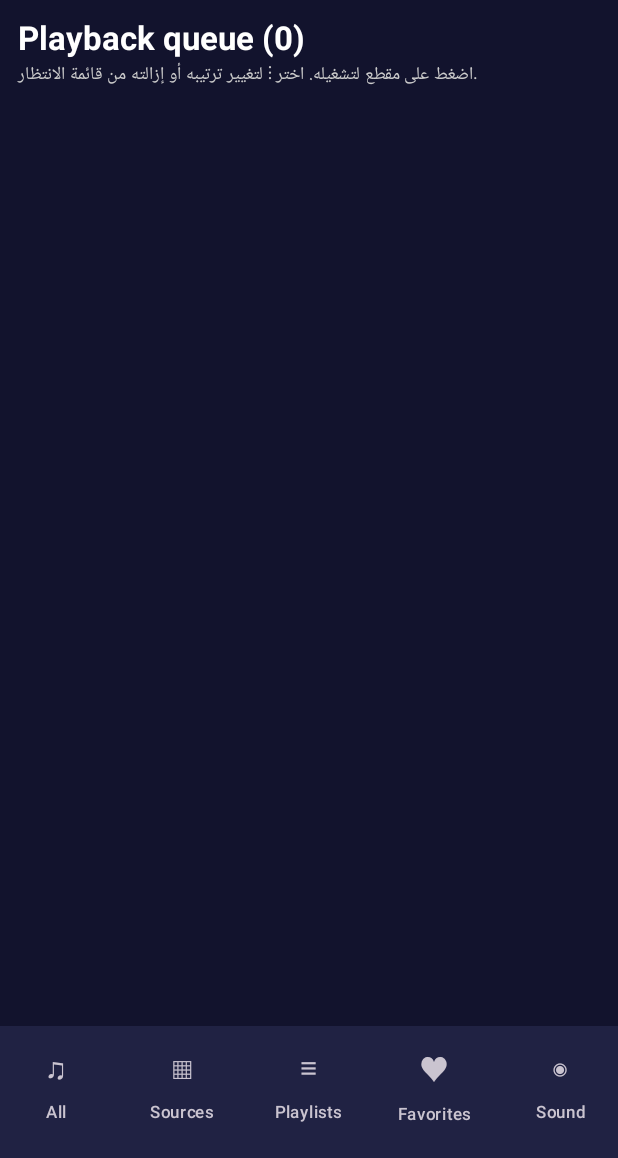
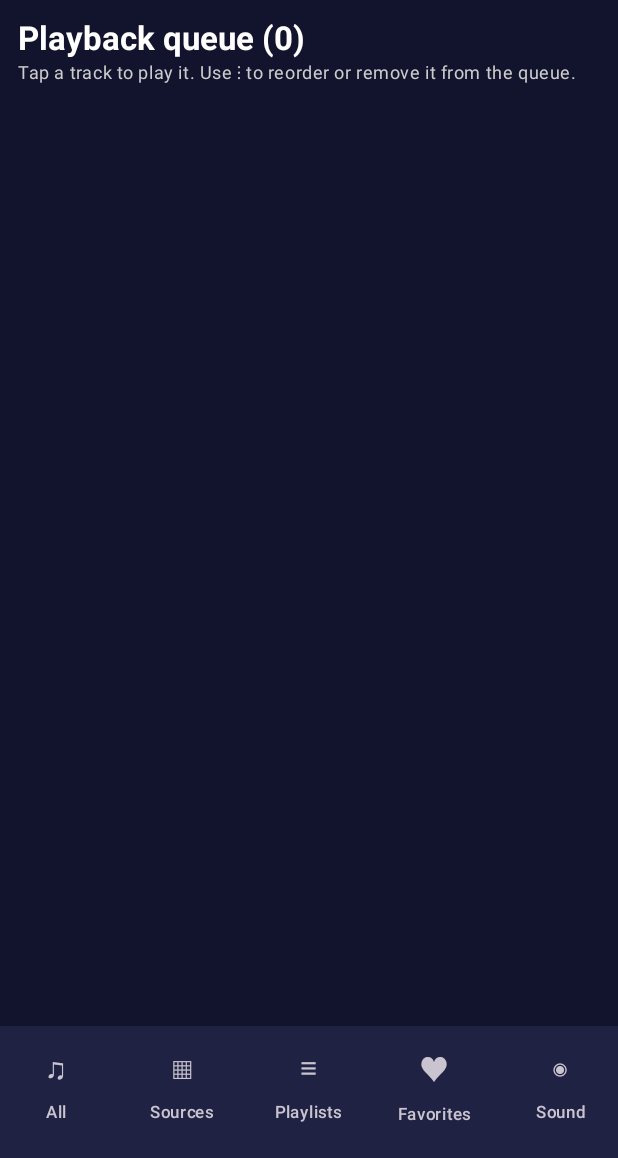
Before and after one commit to Abdealmalk007/ProTechMusic, an Android app built with Jetpack Compose: the screen it shows after launch (MainActivity), after a tap on "EN", on a phone screen of 412 x 824 dp, the part 78-1236 px from its top. Run offline under Robolectric (Android 15) with nearby library versions, the phone set to English and light mode, and no system bars; 3 other taps on this screen came first.

Commit message:
fix: batch queue identity, library grouping and bulk selection improvements

```diff
--- a/app/src/main/java/digital/alghad/protechmusic/MainActivity.kt
+++ b/app/src/main/java/digital/alghad/protechmusic/MainActivity.kt
@@ -407,13 +407,16 @@ private fun MusicApp(
     val sourceOrder=listOf("WhatsApp","Downloads","Recordings","Telegram","Bluetooth","Music","Podcasts","Audiobooks","System sounds","Imported","Other")
     val sources=remember(songs){songs.groupBy{it.source}}
     val sourceLabels=remember(sources){sourceOrder+(sources.keys-sourceOrder.toSet()).sorted()}
-    val folders=remember(songs){songs.map{it.folder}.filter{it.isNotBlank()}.distinct().sorted()}
-    val artists=remember(songs){songs.map{it.artist.ifBlank{"غير معروف"}}.distinct().sorted()}
-    val albums=remember(songs){songs.map{it.album.ifBlank{"غير معروف"}}.distinct().sorted()}
+    val folderCounts=remember(songs){songs.groupingBy{it.folder}.eachCount()}
+    val artistCounts=remember(songs){songs.groupingBy{it.artist.ifBlank{"غير معروف"}}.eachCount()}
+    val albumCounts=remember(songs){songs.groupingBy{it.album.ifBlank{"غير معروف"}}.eachCount()}
+    val folders=remember(folderCounts){folderCounts.keys.filter{it.isNotBlank()}.sorted()}
+    val artists=remember(artistCounts){artistCounts.keys.sorted()}
+    val albums=remember(albumCounts){albumCounts.keys.sorted()}
     val byUri=remember(songs){songs.associateBy{it.uri}}
     val queueRevision=MusicRuntime.queueRevision
     val queuedTracks=remember(service,queueRevision){service?.queueSnapshot().orEmpty()}
-    val queueCurrentIndex=service?.queueCurrentIndex() ?: -1
+    val queueCurrentIndex=if(service!=null) MusicRuntime.currentQueueIndex else -1
     val filtered=remember(songs,tab,smartFilter,playStats,source,folder,artist,album,playlistUris,favorites,search,searchSort) {
         val base= when(tab) {
             "source" -> songs.filter{it.source==source}
@@ -711,8 +714,7 @@ private fun MusicApp(
                     style=MaterialTheme.typography.titleLarge,fontWeight=FontWeight.Bold)
                 LazyColumn{
                     items(names){name->
-                        val count=if(isArtist)songs.count{it.artist.ifBlank{"غير معروف"}==name}
-                            else songs.count{it.album.ifBlank{"غير معروف"}==name}
+                        val count=(if(isArtist)artistCounts[name] else albumCounts[name]) ?: 0
                         ListItem(
                             headlineContent={Text(name,fontWeight=FontWeight.SemiBold)},
                             supportingContent={Text(UiLanguage.text("$count مقطع"))},
@@ -730,7 +732,7 @@ private fun MusicApp(
                 LazyColumn {
                     items(folders){name->
                         ListItem(headlineContent={Text(name)},supportingContent={
-                            Text(UiLanguage.text("${songs.count{it.folder==name}} مقطع"))
+                            Text(UiLanguage.text("${folderCounts[name] ?: 0} مقطع"))
                         },leadingContent={Text("▣",color=aqua)},
                         modifier=Modifier.clickable{folder=name;tab="folder"})
                         HorizontalDivider(color=Color.DarkGray)
@@ -741,7 +743,7 @@ private fun MusicApp(
             } else if(tab=="queue"){
                 Text(UiLanguage.text("قائمة انتظار التشغيل (${queuedTracks.size})"),
                     style=MaterialTheme.typography.titleLarge,fontWeight=FontWeight.Bold)
-                Text("اضغط على مقطع لتشغيله. اختر ⋮ لتغيير ترتيبه أو إزالته من قائمة الانتظار.",
+                Text(UiLanguage.text("اضغط على مقطع لتشغيله. اختر ⋮ لتغيير ترتيبه أو إزالته من قائمة الانتظار."),
                     color=Color.LightGray,style=MaterialTheme.typography.bodySmall)
                 LazyColumn(Modifier.fillMaxSize()){
                     items(queuedTracks.indices.toList(),key={it}){index->
@@ -758,7 +760,7 @@ private fun MusicApp(
                                     onUp={service?.queueMove(index,-1)},
                                     onDown={service?.queueMove(index,1)},
                                     onPermanentDelete={confirmPermanentDelete=listOf(track)},
-                                    showQueueActions=false)
+                                    showQueueActions=false,currentOverride=index==queueCurrentIndex)
                             }
                         }
                         HorizontalDivider(color=Color(0xFF333554),thickness=.5.dp)
@@ -869,10 +871,11 @@ private fun MusicApp(
                     Row(Modifier.fillMaxWidth().horizontalScroll(rememberScrollState()),
                         horizontalArrangement=Arrangement.spacedBy(8.dp)) {
                         OutlinedButton(onClick={
-                            filtered.forEach{ if(it.uri !in selected)selected.add(it.uri) }
-                        },enabled=filtered.isNotEmpty()){Text(UiLanguage.text("تحديد الكل (")+filtered.size+")")}
+                            val existing=selected.toHashSet()
+                            selected.addAll(filtered.map{it.uri}.filter{existing.add(it)})
+                        },enabled=filtered.isNotEmpty()){Text(UiLanguage.text("تحديد الكل (${filtered.size})"))}
                         TextButton(onClick={selected.clear()}){Text(UiLanguage.text("إلغاء التحديد"))}
-                        Text(chosen.size.toString()+UiLanguage.text(" محدد"),color=aqua,
+                        Text(UiLanguage.text("${chosen.size} مقطع محدد"),color=aqua,
                             modifier=Modifier.align(Alignment.CenterVertically))
                     }
                     if(chosen.isNotEmpty()){
@@ -942,9 +945,9 @@ private fun TrackRow(track:AudioTrack,selected:Boolean,multiselect:Boolean,inPla
     favorite:Boolean,onPlay:()->Unit,onSelect:()->Unit,onAdd:()->Unit,onShare:()->Unit,onFavorite:()->Unit,
     onRemove:()->Unit,onUp:()->Unit,onDown:()->Unit,
     onPlayNext:()->Unit={},onEnqueue:()->Unit={},onPermanentDelete:()->Unit={},
-    showQueueActions:Boolean=true,extraInfo:String?=null){
+    showQueueActions:Boolean=true,extraInfo:String?=null,currentOverride:Boolean?=null){
     var menuExpanded by remember(track.uri){mutableStateOf(false)}
-    val isCurrentTrack = MusicRuntime.nowPlaying?.uri == track.uri
+    val isCurrentTrack = currentOverride ?: (MusicRuntime.nowPlaying?.uri == track.uri)
     val activeShape = RoundedCornerShape(14.dp)
     val activeHighlight = if (isCurrentTrack) Modifier
         .shadow(12.dp, activeShape, ambientColor=Color(0xFF35E9F4), spotColor=Color(0xFF35E9F4))
--- a/app/src/main/java/digital/alghad/protechmusic/MusicService.kt
+++ b/app/src/main/java/digital/alghad/protechmusic/MusicService.kt
@@ -41,6 +41,7 @@ object MusicRuntime {
     var equalizerEnabled by mutableStateOf(false)
     var eqRevision by mutableIntStateOf(0)
     var queueRevision by mutableIntStateOf(0)
+    var currentQueueIndex by mutableIntStateOf(-1)
     var lyricsRevision by mutableIntStateOf(0)
     var statsRevision by mutableIntStateOf(0)
 }
@@ -75,6 +76,7 @@ class MusicService : Service() {
     private val tick=object:Runnable {
         override fun run() {
             if(::player.isInitialized) {
+                MusicRuntime.currentQueueIndex=if(player.mediaItemCount>0) player.currentMediaItemIndex else -1
                 MusicRuntime.position=player.currentPosition.coerceAtLeast(0L)
                 MusicRuntime.duration=player.duration.takeIf{it>0} ?: MusicRuntime.nowPlaying?.durationMs ?: 0L
                 val elapsed=SystemClock.elapsedRealtime()
@@ -111,6 +113,7 @@ class MusicService : Service() {
                     updateSession();showNotification(isPlaying)
                 }
                 override fun onMediaItemTransition(mediaItem:MediaItem?,reason:Int) {
+                    MusicRuntime.currentQueueIndex=if(mediaItemCount>0) currentMediaItemIndex else -1
                     val track=tracks.getOrNull(currentMediaItemIndex)
                     listening.switchTo(track?.uri,track?.durationMs?:0L,SystemClock.elapsedRealtime(),isPlaying)
                     MusicRuntime.nowPlaying=track
--- a/app/src/main/java/digital/alghad/protechmusic/UiLanguage.kt
+++ b/app/src/main/java/digital/alghad/protechmusic/UiLanguage.kt
@@ -93,6 +93,7 @@ object UiLanguage {
         "المقطع السابق" to "Previous track",
         "إيقاف مؤقت" to "Pause",
         "تشغيل" to "Play",
+        "اضغط على مقطع لتشغيله. اختر ⋮ لتغيير ترتيبه أو إزالته من قائمة الانتظار." to "Tap a track to play it. Use ⋮ to reorder or remove it from the queue.",
         "تحديث المكتبة" to "Refresh library",
         "المقطع الحالي" to "Current track",
         "موضع التشغيل" to "Playback position",
@@ -143,6 +144,7 @@ object UiLanguage {
             arabic.startsWith("استئناف ") -> "Resume " + arabic.removePrefix("استئناف ")
             arabic.startsWith("تشغيل ") -> "Play " + arabic.removePrefix("تشغيل ")
             arabic.startsWith("خيارات ") -> "Options for " + arabic.removePrefix("خيارات ")
+            arabic.startsWith("تحديد الكل (") -> arabic.replaceFirst("تحديد الكل", "Select all")
             arabic.startsWith("جميع الصوتيات (") -> arabic.replaceFirst("جميع الصوتيات", "All audio")
             arabic.startsWith("قائمة الانتظار (") -> arabic.replaceFirst("قائمة الانتظار", "Queue")
             arabic.startsWith("كل الصوتيات (") -> arabic.replaceFirst("كل الصوتيات", "All tracks")
```
Also changed, not shown: 1 other file.
